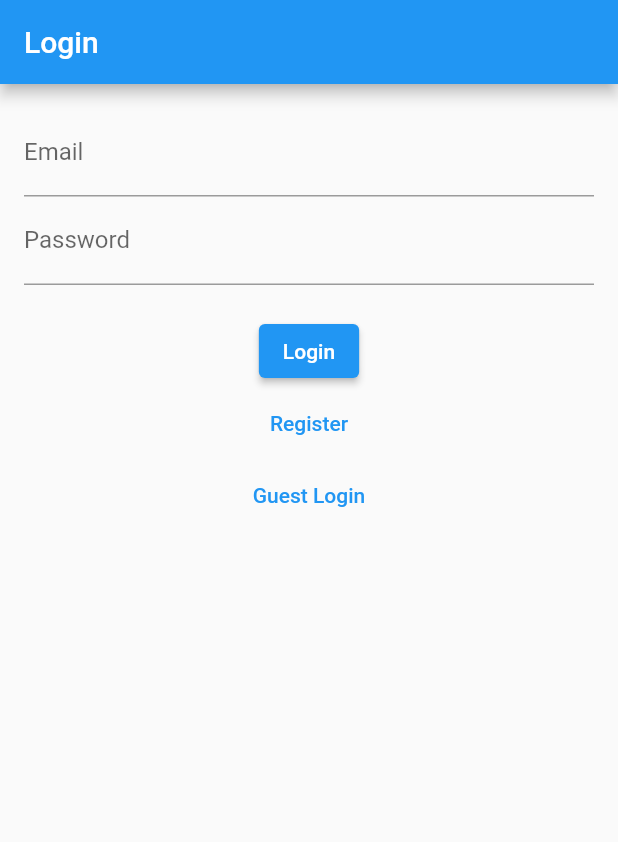
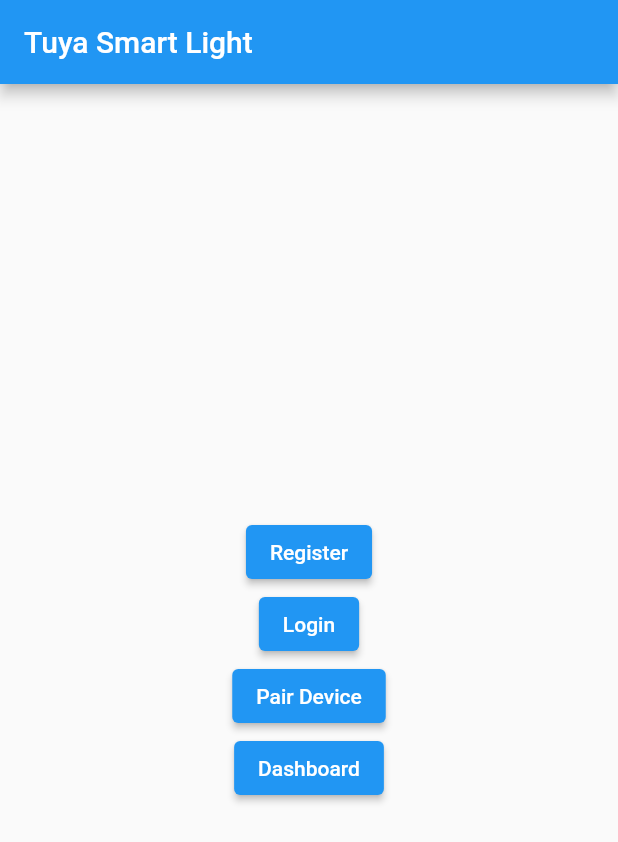
Before and after one commit to vyaspm91/iothometuuya, a Flutter app: the screen it shows after launch, on a phone screen of 412 x 824 dp. Shown: the top 842 px of the screen. Run offline on Flutter 3.47's test engine with Material 2 defaults, Android fonts, the phone set to English and light mode, and no system bars.

Commit message:
tuya ui and sdk test

```diff
--- /dev/null
+++ b/lib/dashboard_page.dart
@@ -0,0 +1,49 @@
+import 'package:flutter/cupertino.dart';
+import 'package:flutter/material.dart';
+import 'package:flutter/services.dart';
+
+class DashboardPage extends StatelessWidget {
+  static const platform = MethodChannel('com.example.tuya_smart_light/methods');
+
+  const DashboardPage({Key? key}) : super(key: key);
+
+  Future<void> _controlDevice(String deviceId, bool turnOn) async {
+    try {
+      final String result = await platform.invokeMethod('controlDevice', {
+        'deviceId': deviceId,
+        'turnOn': turnOn,
+      });
+      print(result);
+    } on PlatformException catch (e) {
+      print("Failed to control device: '${e.message}'.");
+    }
+  }
+
+  @override
+  Widget build(BuildContext context) {
+    return Scaffold(
+      appBar: AppBar(
+        title: Text('Dashboard'),
+      ),
+      body: Center(
+        child: Column(
+          mainAxisAlignment: MainAxisAlignment.center,
+          children: <Widget>[
+            ElevatedButton(
+              onPressed: () {
+                _controlDevice("your_device_id", true);
+              },
+              child: Text('Turn On Light'),
+            ),
+            ElevatedButton(
+              onPressed: () {
+                _controlDevice("your_device_id", false);
+              },
+              child: Text('Turn Off Light'),
+            ),
+          ],
+        ),
+      ),
+    );
+  }
+}
--- a/lib/login_screen.dart
+++ /dev/null
@@ -1,68 +0,0 @@
-import 'package:flutter/material.dart';
-import 'package:iothometuuya/auth_service.dart';
-import 'package:provider/provider.dart';
-
-
-class LoginScreen extends StatefulWidget {
-  @override
-  _LoginScreenState createState() => _LoginScreenState();
-}
-
-class _LoginScreenState extends State<LoginScreen> {
-  final _emailController = TextEditingController();
-  final _passwordController = TextEditingController();
-
-  @override
-  Widget build(BuildContext context) {
-    return Scaffold(
-      appBar: AppBar(
-        title: Text('Login'),
-      ),
-      body: Padding(
-        padding: EdgeInsets.all(16.0),
-        child: Column(
-          children: [
-            TextField(
-              controller: _emailController,
-              decoration: InputDecoration(labelText: 'Email'),
-            ),
-            TextField(
-              controller: _passwordController,
-              decoration: InputDecoration(labelText: 'Password'),
-              obscureText: true,
-            ),
-            SizedBox(height: 20),
-            ElevatedButton(
-              onPressed: () async {
-                final email = _emailController.text;
-                final password = _passwordController.text;
-                final authService = Provider.of<AuthService>(context, listen: false);
-                final user = await authService.login(email, password);
-                if (user == null) {
-                  Navigator.pushReplacementNamed(context, '/dashboard');
-                } else {
-                  ScaffoldMessenger.of(context).showSnackBar(
-                    SnackBar(content: Text('Invalid credentials')),
-                  );
-                }
-              },
-              child: Text('Login'),
-            ),
-            TextButton(
-              onPressed: () {
-                Navigator.pushNamed(context, '/register');
-              },
-              child: Text('Register'),
-            ),
-            TextButton(
-              onPressed: () {
-                Navigator.pushNamed(context, '/dashboard');
-              },
-              child: Text('Guest Login'),
-            ),
-          ],
-        ),
-      ),
-    );
-  }
-}
--- a/lib/main.dart
+++ b/lib/main.dart
@@ -1,10 +1,6 @@
 import 'package:flutter/material.dart';
-import 'package:iothometuuya/auth_service.dart';
-import 'package:iothometuuya/dashboard_screen.dart';
-import 'package:iothometuuya/login_screen.dart';
-import 'package:iothometuuya/register_screen.dart';
-import 'package:provider/provider.dart';
 
+import 'my_home_page.dart';
 
 void main() {
   runApp(MyApp());
@@ -13,23 +9,12 @@
 class MyApp extends StatelessWidget {
   @override
   Widget build(BuildContext context) {
-    return MultiProvider(
-      providers: [
-        Provider(create: (_) => AuthService()),
-      ],
-      child: MaterialApp(
-        title: 'Smart Light App',
-        theme: ThemeData(
-          primarySwatch: Colors.blue,
-        ),
-        initialRoute: '/',
-        routes: {
-          '/': (context) => LoginScreen(),
-          '/login': (context) => LoginScreen(),
-          '/register': (context) => RegisterScreen(),
-          '/dashboard': (context) => DashboardScreen(),
-        },
+    return MaterialApp(
+      title: 'Tuya Smart Light',
+      theme: ThemeData(
+        primarySwatch: Colors.blue,
       ),
+      home: MyHomePage(title: 'Tuya Smart Light'),
     );
   }
 }
--- /dev/null
+++ b/lib/my_home_page.dart
@@ -0,0 +1,67 @@
+import 'package:flutter/cupertino.dart';
+import 'package:flutter/material.dart';
+import 'package:flutter/services.dart';
+import 'package:iothometuuya/pair_device.dart';
+import 'package:iothometuuya/register_page.dart';
+
+import 'dashboard_page.dart';
+import 'login_page.dart';
+
+class MyHomePage extends StatelessWidget {
+  final String title;
+  MyHomePage({Key? key, required this.title}) : super(key: key);
+
+  static const platform = MethodChannel('com.example.tuya_smart_light/methods');
+
+  @override
+  Widget build(BuildContext context) {
+    return Scaffold(
+      appBar: AppBar(
+        title: Text(title),
+      ),
+      body: Center(
+        child: Column(
+          mainAxisAlignment: MainAxisAlignment.center,
+          children: <Widget>[
+            ElevatedButton(
+              onPressed: () {
+                Navigator.push(
+                  context,
+                  MaterialPageRoute(builder: (context) => RegisterPage()),
+                );
+              },
+              child: Text('Register'),
+            ),
+            ElevatedButton(
+              onPressed: () {
+                Navigator.push(
+                  context,
+                  MaterialPageRoute(builder: (context) => LoginPage()),
+                );
+              },
+              child: Text('Login'),
+            ),
+            ElevatedButton(
+              onPressed: () {
+                Navigator.push(
+                  context,
+                  MaterialPageRoute(builder: (context) => PairDevicePage()),
+                );
+              },
+              child: Text('Pair Device'),
+            ),
+            ElevatedButton(
+              onPressed: () {
+                Navigator.push(
+                  context,
+                  MaterialPageRoute(builder: (context) => DashboardPage()),
+                );
+              },
+              child: Text('Dashboard'),
+            ),
+          ],
+        ),
+      ),
+    );
+  }
+}
--- /dev/null
+++ b/lib/pair_device.dart
@@ -0,0 +1,16 @@
+import 'package:flutter/cupertino.dart';
+import 'package:flutter/material.dart';
+
+class PairDevicePage extends StatelessWidget {
+  @override
+  Widget build(BuildContext context) {
+    return Scaffold(
+      appBar: AppBar(
+        title: Text('Pair Device'),
+      ),
+      body: Center(
+        child: Text('Pair Device UI'),
+      ),
+    );
+  }
+}
--- a/lib/user.dart
+++ /dev/null
@@ -1,15 +0,0 @@
-class User {
-  final String id;
-  final String email;
-  final String token;
-
-  User({required this.id, required this.email, required this.token});
-
-  factory User.fromJson(Map<String, dynamic> json) {
-    return User(
-      id: json['id'],
-      email: json['email'],
-      token: json['token'],
-    );
-  }
-}
```
Also changed, not shown: lib/auth_service.dart (deleted, +0 -51 lines), lib/dashboard_screen.dart (deleted, +0 -30 lines), lib/light_control.dart (deleted, +0 -38 lines), lib/login_page.dart (added, +37 -0 lines), lib/pair_device_page.dart (added, +31 -0 lines), lib/register_page.dart (added, +37 -0 lines), lib/register_screen.dart (deleted, +0 -56 lines), 3 other files.
